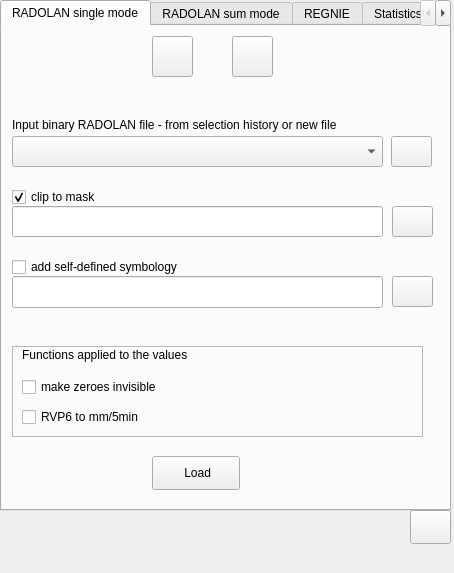
Before: the Qt Designer form dock_widget.ui in Weathermann/radolan2map, drawn with Qt 5.
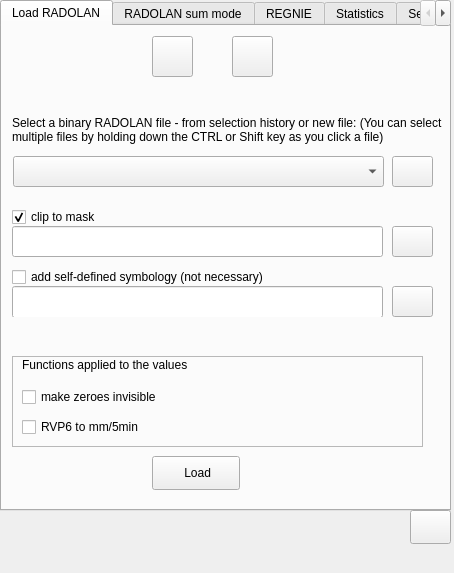
After: the same form once the commit is applied. The open tabs and pages were chosen to show the change. Icons and pictures are not drawn.

Commit message: feat(radolan loader): allow multiselect radolan files (version 1.8)

What changed in the file:
```diff
--- a/dock_widget.ui
+++ b/dock_widget.ui
@@ -50,7 +50,7 @@
        <normaloff>img/execute.png</normaloff>img/execute.png</iconset>
      </attribute>
      <attribute name="title">
-      <string>RADOLAN single mode</string>
+      <string>Load RADOLAN</string>
      </attribute>
      <attribute name="toolTip">
       <string>&lt;html&gt;&lt;head/&gt;&lt;body&gt;&lt;p&gt;load a RADOLAN binary file&lt;/p&gt;&lt;/body&gt;&lt;/html&gt;</string>
@@ -62,8 +62,8 @@
       <property name="geometry">
        <rect>
         <x>10</x>
-        <y>230</y>
-        <width>301</width>
+        <y>240</y>
+        <width>361</width>
         <height>22</height>
        </rect>
       </property>
@@ -71,7 +71,7 @@
        <string>&lt;html&gt;&lt;head/&gt;&lt;body&gt;&lt;p&gt;Optional:&lt;br/&gt;Check this, if you have a self-created QML file.&lt;br/&gt;Leave disabled to try to assign a QML file automatically.&lt;/p&gt;&lt;/body&gt;&lt;/html&gt;</string>
       </property>
       <property name="text">
-       <string>add self-defined symbology</string>
+       <string>add self-defined symbology (not necessary)</string>
       </property>
       <property name="checked">
        <bool>false</bool>
@@ -93,7 +93,7 @@
        <property name="geometry">
         <rect>
          <x>400</x>
-         <y>0</y>
+         <y>10</y>
          <width>41</width>
          <height>31</height>
         </rect>
@@ -113,7 +113,7 @@
        <property name="geometry">
         <rect>
          <x>20</x>
-         <y>0</y>
+         <y>10</y>
          <width>371</width>
          <height>32</height>
         </rect>
@@ -124,7 +124,7 @@
       <property name="geometry">
        <rect>
         <x>390</x>
-        <y>180</y>
+        <y>200</y>
         <width>41</width>
         <height>31</height>
        </rect>
@@ -147,7 +147,7 @@
       <property name="geometry">
        <rect>
         <x>10</x>
-        <y>160</y>
+        <y>180</y>
         <width>301</width>
         <height>22</height>
        </rect>
@@ -167,19 +167,25 @@
        <rect>
         <x>10</x>
         <y>90</y>
-        <width>421</width>
-        <height>18</height>
+        <width>441</width>
+        <height>31</height>
        </rect>
       </property>
       <property name="text">
-       <string>Input binary RADOLAN file - from selection history or new file</string>
+       <string>&lt;html&gt;&lt;head/&gt;&lt;body&gt;&lt;p&gt;Select a binary RADOLAN file - from selection history or new file:&lt;br/&gt;&lt;span style=&quot; font-size:8pt;&quot;&gt;(You can &lt;/span&gt;&lt;span style=&quot; font-size:8pt; font-weight:600;&quot;&gt;select multiple files&lt;/span&gt;&lt;span style=&quot; font-size:8pt;&quot;&gt; by holding down the CTRL or Shift key as you click a file)&lt;/span&gt;&lt;/p&gt;&lt;/body&gt;&lt;/html&gt;</string>
+      </property>
+      <property name="alignment">
+       <set>Qt::AlignLeading|Qt::AlignLeft|Qt::AlignTop</set>
+      </property>
+      <property name="wordWrap">
+       <bool>true</bool>
       </property>
      </widget>
      <widget class="QFrame" name="frame">
       <property name="geometry">
        <rect>
         <x>10</x>
-        <y>320</y>
+        <y>330</y>
         <width>411</width>
         <height>91</height>
        </rect>
@@ -246,7 +252,7 @@
       <property name="geometry">
        <rect>
         <x>10</x>
-        <y>180</y>
+        <y>200</y>
         <width>371</width>
         <height>31</height>
        </rect>
@@ -255,8 +261,8 @@
      <widget class="QPushButton" name="filedialog_input">
       <property name="geometry">
        <rect>
-        <x>389</x>
-        <y>110</y>
+        <x>390</x>
+        <y>130</y>
         <width>41</width>
         <height>31</height>
        </rect>
@@ -327,8 +333,8 @@
      <widget class="QComboBox" name="cbbox_radolan">
       <property name="geometry">
        <rect>
-        <x>10</x>
-        <y>110</y>
+        <x>11</x>
+        <y>130</y>
         <width>371</width>
         <height>31</height>
        </rect>
```
Left out of the diff: 9 changed lines with no effect on the pictures. The commit also changes 10 other files.
